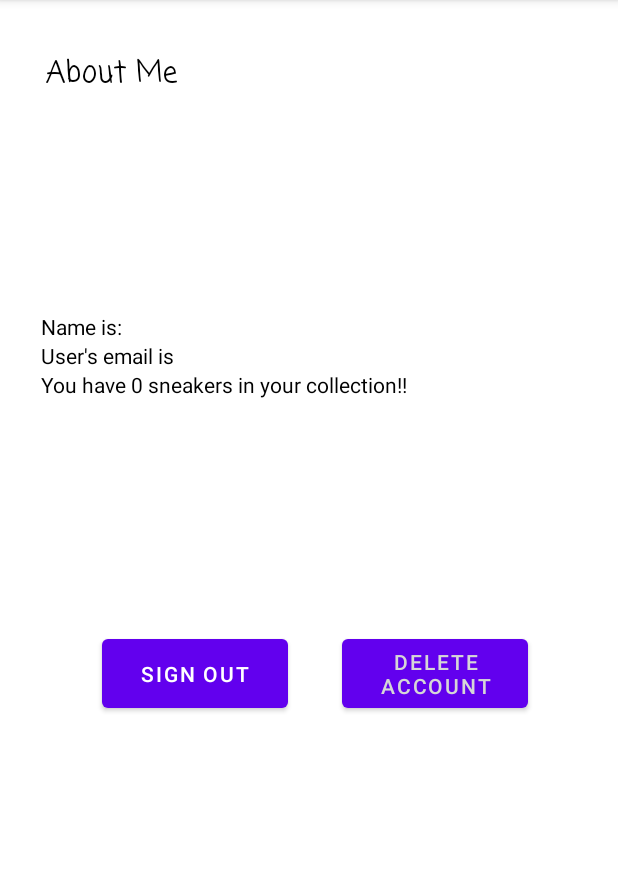
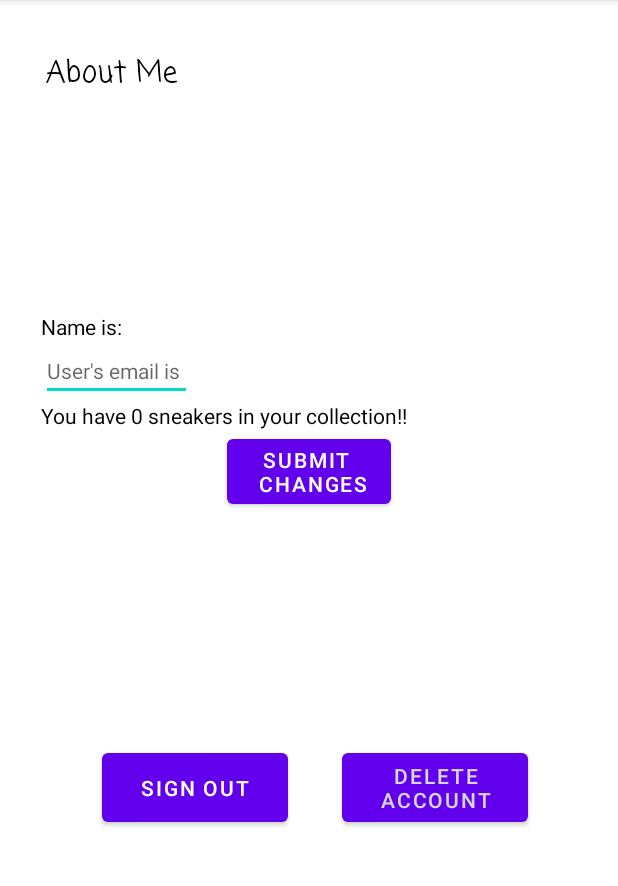
Before and after one commit to gedeh24/SneakerNet, an Android app: the Profile screen opened directly, with no data from a screen before it, on a phone screen of 412 x 824 dp, the part 84-970 px from its top. Run offline under Robolectric (Android 15) with nearby library versions, the phone set to English and light mode, and no system bars; our stand-ins replace Firebase (no records; nobody signed in at launch, a user with empty details on screens opened directly); libraries missing offline, so code that uses them is left out: com.firebase.ui.

Commit message:
Update user profile. However removing data from database is very tricky

```diff
--- a/app/src/main/AndroidManifest.xml
+++ b/app/src/main/AndroidManifest.xml
@@ -11,6 +11,9 @@
         android:roundIcon="@mipmap/ic_launcher_round"
         android:supportsRtl="true"
         android:theme="@style/Theme.SneakerNet">
+        <activity
+            android:name=".DeleteActivity"
+            android:exported="true" />
         <activity
             android:name=".ShoeDetailMarket"
             android:exported="true" />
--- a/app/src/main/java/com/example/sneakernet/Profile.java
+++ b/app/src/main/java/com/example/sneakernet/Profile.java
@@ -12,6 +12,7 @@ import android.os.Bundle;
 import android.util.Log;
 import android.view.View;
 import android.widget.Button;
+import android.widget.EditText;
 import android.widget.TextView;
 
 import com.example.sneakernet.util.FireBaseUtil;
@@ -29,14 +30,16 @@ public class Profile extends AppCompatActivity {
     private Button deleteProfile;
     private Button logOut;
     private TextView name;
-    private TextView email;
+    private EditText email;
     private TextView shoe_counter;
     private FirebaseFirestore mFirestore;
     private int shoe_count;
+    private Button userChanges;
     @Override
     protected void onCreate(Bundle savedInstanceState) {
         super.onCreate(savedInstanceState);
         setContentView(R.layout.activity_profile);
+        userChanges = findViewById(R.id.userChanges);
         logOut = findViewById(R.id.button2);
         deleteProfile = findViewById(R.id.DeleteAccount);
         shoe_count = 0;
@@ -70,11 +73,18 @@ public class Profile extends AppCompatActivity {
         email = findViewById(R.id.userEmail);
 
 
+        userChanges.setOnClickListener(new View.OnClickListener() {
+            @Override
+            public void onClick(View v) {
+                getInstance().getCurrentUser().updateEmail(email.getText().toString());
+            }
+        });
 
 
 
         name.setText("Name is: " + getInstance().getCurrentUser().getDisplayName());
-        email.setText("User's email is " + getInstance().getCurrentUser().getEmail());
+        email.setHint("User's email is " + getInstance().getCurrentUser().getEmail());
+        //email.setText();
 
 
 
--- a/app/src/main/java/com/example/sneakernet/Stash.java
+++ b/app/src/main/java/com/example/sneakernet/Stash.java
@@ -207,6 +207,10 @@ public class Stash extends AppCompatActivity implements shoeAdapter.onShoeClicke
 
     @Override
     public void shoeClicked(int position) {
+        userShoe.get(position);
+        Intent intent = new Intent(this, DeleteActivity.class);
+        intent.putExtra(DeleteActivity.KEY_SHOE_NAME, userShoe.get(position).getShoe_name());
+        startActivity(intent);
 
     }
 }
--- a/app/src/main/res/layout/activity_profile.xml
+++ b/app/src/main/res/layout/activity_profile.xml
@@ -56,14 +56,15 @@
             android:layout_width="wrap_content"
             android:layout_height="wrap_content"
             android:text="TextView"
-            android:textColor="#000000" />
+            android:textColor="#000000"
+            android:textSize="14sp" />
 
-        <TextView
+        <EditText
             android:id="@+id/userEmail"
             android:layout_width="wrap_content"
             android:layout_height="wrap_content"
-            android:text="TextView"
-            android:textColor="#000000" />
+            android:textColor="#000000"
+            android:textSize="14sp" />
 
         <TextView
             android:id="@+id/userShoeNumbers"
@@ -71,6 +72,15 @@
             android:layout_height="wrap_content"
             android:text="FF000000"
             android:textColor="#000000" />
+
+        <Button
+            android:id="@+id/userChanges"
+            android:layout_width="wrap_content"
+            android:layout_height="wrap_content"
+            android:layout_gravity="center"
+            android:text="Submit \n Changes">
+
+        </Button>
 
     </LinearLayout>
 
```
Also changed, not shown: app/src/main/java/com/example/sneakernet/DeleteActivity.java (added, +101 -0 lines), app/src/main/res/layout/activity_delete.xml (added, +43 -0 lines).
